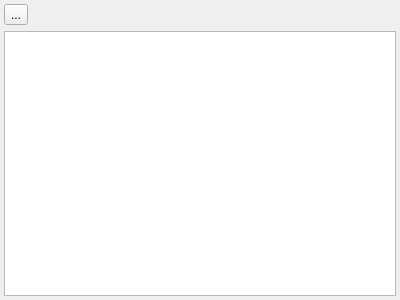
Old version of the form src/x/modbus/modbusregistertableview.ui in the repository x-tools-author/x-tools.
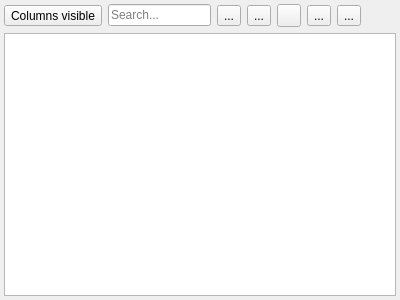
New version of the form. Icons and pictures are not drawn.

What changed in the file:
```diff
--- a/src/x/modbus/modbusregistertableview.ui
+++ b/src/x/modbus/modbusregistertableview.ui
@@ -31,7 +31,91 @@
      <item>
       <widget class="QToolButton" name="toolButton">
        <property name="text">
+        <string>Columns visible</string>
+       </property>
+       <property name="toolButtonStyle">
+        <enum>Qt::ToolButtonStyle::ToolButtonTextBesideIcon</enum>
+       </property>
+      </widget>
+     </item>
+     <item>
+      <widget class="QLineEdit" name="lineEditFilter">
+       <property name="sizePolicy">
+        <sizepolicy hsizetype="Preferred" vsizetype="Fixed">
+         <horstretch>0</horstretch>
+         <verstretch>0</verstretch>
+        </sizepolicy>
+       </property>
+       <property name="placeholderText">
+        <string>Search...</string>
+       </property>
+       <property name="clearButtonEnabled">
+        <bool>true</bool>
+       </property>
+      </widget>
+     </item>
+     <item>
+      <widget class="QToolButton" name="toolButtonNew">
+       <property name="toolTip">
+        <string>Add register item</string>
+       </property>
+       <property name="text">
         <string>...</string>
+       </property>
+       <property name="icon">
+        <iconset theme="QIcon::ThemeIcon::ListAdd"/>
+       </property>
+      </widget>
+     </item>
+     <item>
+      <widget class="QToolButton" name="toolButtonDelete">
+       <property name="toolTip">
+        <string>Remove current register item</string>
+       </property>
+       <property name="text">
+        <string>...</string>
+       </property>
+       <property name="icon">
+        <iconset theme="QIcon::ThemeIcon::ListRemove"/>
+       </property>
+      </widget>
+     </item>
+     <item>
+      <widget class="QToolButton" name="toolButtonClear">
+       <property name="toolTip">
+        <string>Clear register table</string>
+       </property>
+       <property name="text">
+        <string notr="true"/>
+       </property>
+       <property name="icon">
+        <iconset theme="QIcon::ThemeIcon::EditDelete"/>
+       </property>
+      </widget>
+     </item>
+     <item>
+      <widget class="QToolButton" name="toolButtonSave">
+       <property name="toolTip">
+        <string>Save register table</string>
+       </property>
+       <property name="text">
+        <string>...</string>
+       </property>
+       <property name="icon">
+        <iconset theme="QIcon::ThemeIcon::DocumentSaveAs"/>
+       </property>
+      </widget>
+     </item>
+     <item>
+      <widget class="QToolButton" name="toolButtonOpen">
+       <property name="toolTip">
+        <string>Import register table</string>
+       </property>
+       <property name="text">
+        <string>...</string>
+       </property>
+       <property name="icon">
+        <iconset theme="QIcon::ThemeIcon::DocumentOpen"/>
        </property>
       </widget>
      </item>
```
Left out of the diff: 2 changed lines with no effect on the pictures.
